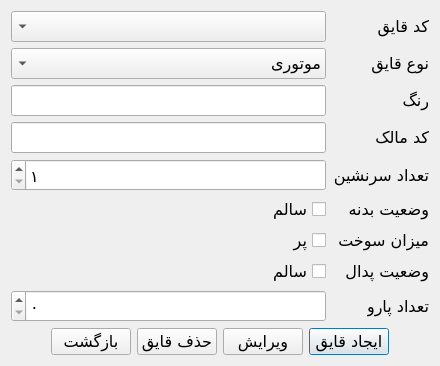
The window that UI/BoatDialog.ui (aghababaei-alireza/Boat_Rent) describes before a commit, drawn with Qt 5.
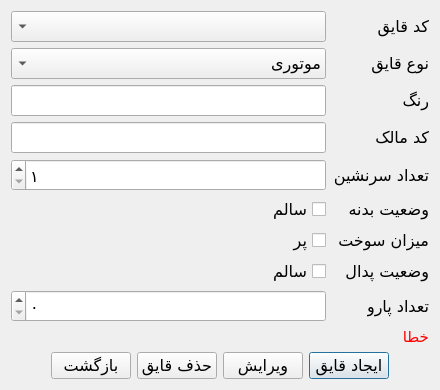
The same window after the commit.

```diff
--- a/UI/BoatDialog.ui
+++ b/UI/BoatDialog.ui
@@ -162,6 +162,55 @@
      </item>
     </layout>
    </item>
+   <item>
+    <widget class="QLabel" name="lbl_error">
+     <property name="palette">
+      <palette>
+       <active>
+        <colorrole role="WindowText">
+         <brush brushstyle="SolidPattern">
+          <color alpha="255">
+           <red>255</red>
+           <green>0</green>
+           <blue>0</blue>
+          </color>
+         </brush>
+        </colorrole>
+       </active>
+       <inactive>
+        <colorrole role="WindowText">
+         <brush brushstyle="SolidPattern">
+          <color alpha="255">
+           <red>255</red>
+           <green>0</green>
+           <blue>0</blue>
+          </color>
+         </brush>
+        </colorrole>
+       </inactive>
+       <disabled>
+        <colorrole role="WindowText">
+         <brush brushstyle="SolidPattern">
+          <color alpha="255">
+           <red>120</red>
+           <green>120</green>
+           <blue>120</blue>
+          </color>
+         </brush>
+        </colorrole>
+       </disabled>
+      </palette>
+     </property>
+     <property name="font">
+      <font>
+       <pointsize>11</pointsize>
+      </font>
+     </property>
+     <property name="text">
+      <string>خطا</string>
+     </property>
+    </widget>
+   </item>
    <item>
     <layout class="QHBoxLayout" name="hlay_buttons">
      <item>
```
